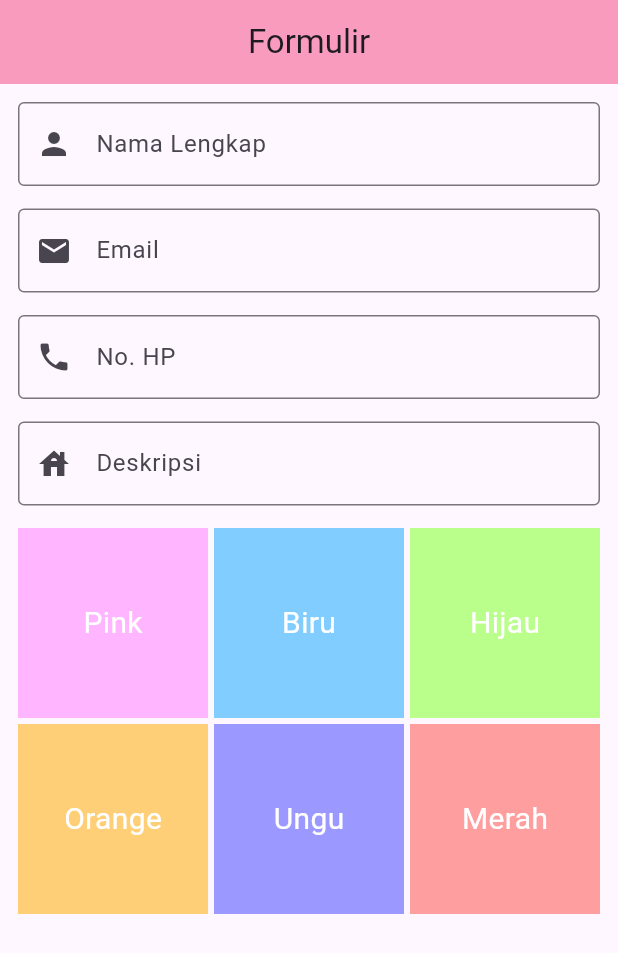
After one commit to nhishaaulia/tugas_PPKD3, a Flutter app: the screen it shows after launch, on a phone screen of 412 x 824 dp. The commit adds this screen. Shown: the top 953 px of the screen. Run offline on Flutter 3.47's test engine with Material 3 defaults, Android fonts, the phone set to English and light mode, and no system bars.

Commit message:
tugas3_flutter

```diff
--- /dev/null
+++ b/lib/Tugas Flutter/tugas_3.dart
@@ -0,0 +1,158 @@
+import 'package:flutter/material.dart';
+
+class Tugas3 extends StatelessWidget {
+  const Tugas3 ({super.key});
+
+  @override
+  Widget build(BuildContext context) {
+    return Scaffold(
+      appBar: AppBar(title: Text("Formulir"),
+      backgroundColor: const Color.fromARGB(255, 248, 155, 189),
+      centerTitle: true,),
+
+      body: Padding(
+        padding: const EdgeInsets.all(12.0),
+        child: Column(
+          children: [
+            Row(
+              children: [
+                // Formulir Pengguna
+                ]),
+                TextField(
+                  decoration: InputDecoration(
+                  labelText: "Nama Lengkap",
+                  hintText: "Masukkan Nama Anda",
+                  prefixIcon: Icon(Icons.person),
+                  border: OutlineInputBorder())), SizedBox(
+                  height: 15),
+
+            Row(
+              children: [
+                ]),
+                TextField(
+                  decoration: InputDecoration(
+                  labelText: "Email",
+                  hintText: "Masukkan Email Anda",
+                  prefixIcon: Icon(Icons.email),
+                  border: OutlineInputBorder())), SizedBox(
+                  height: 15),
+            Row(
+              children: [
+                ]),
+                TextField(
+                  decoration: InputDecoration(
+                  labelText: "No. HP",
+                  hintText: "Masukkan No Handphone Anda",
+                  prefixIcon: Icon(Icons.phone),
+                  border: OutlineInputBorder())), SizedBox(
+                  height: 15),
+            Row(
+              children: [
+                ]),
+                TextField(
+                  decoration: InputDecoration(
+                  labelText: "Deskripsi",
+                  hintText: "Masukkan Deskripsi Anda",
+                  prefixIcon: Icon(Icons.house),
+                  border: OutlineInputBorder())), SizedBox(
+                  height: 15),
+
+            GridView.count(
+              shrinkWrap: true,
+              physics: NeverScrollableScrollPhysics(),
+              crossAxisCount: 3,
+              mainAxisSpacing: 4,
+              crossAxisSpacing: 4,
+
+              children: [
+                //Stack 1
+                Stack(
+                  alignment: Alignment.center,
+                  children: [
+                    Container(
+                      height: 250,
+                      width: 250,
+                      decoration: BoxDecoration(color: const Color.fromARGB(255, 255, 181, 255)),
+                    ),
+                    Text("Pink",style: TextStyle( fontSize: 20, color: Colors.white),
+                    ),
+                  ],
+                ),
+
+                 //Stack 2
+                 Stack(
+                  alignment: Alignment.center,
+                  children: [
+                    Container(
+                      height: 250,
+                      width: 250,
+                      decoration: BoxDecoration(color: const Color.fromARGB(255, 130, 205, 255)),
+                    ),
+                    Text("Biru",style: TextStyle( fontSize: 20, color: Colors.white),
+                    ),
+                  ],
+                 ),
+
+                //Stack 3
+                 Stack(
+                  alignment: Alignment.center,
+                  children: [
+                    Container(
+                      height: 250,
+                      width: 250,
+                      decoration: BoxDecoration(color: const Color.fromARGB(255, 186, 255, 140)),
+                    ),
+                    Text("Hijau",style: TextStyle( fontSize: 20, color: Colors.white),
+                    ),
+                  ],
+                 ),
+
+                //Stack 4
+                 Stack(
+                  alignment: Alignment.center,
+                  children: [
+                    Container(
+                      height: 250,
+                      width: 250,
+                      decoration: BoxDecoration(color: const Color.fromARGB(255, 255, 207, 119)),
+                    ),
+                    Text("Orange",style: TextStyle( fontSize: 20, color: Colors.white),
+                    ),
+                  ],
+                 ),
+
+                //Stack 5
+                Stack(
+                  alignment: Alignment.center,
+                  children: [
+                    Container(
+                      height: 250,
+                      width: 250,
+                      decoration: BoxDecoration(color: const Color.fromARGB(255, 155, 153, 255)),
+                    ),
+                    Text("Ungu",style: TextStyle( fontSize: 20, color: Colors.white),
+                    ),
+                  ],
+                 ),
+
+                //Stack 6
+                Stack(
+                  alignment: Alignment.center,
+                  children: [
+                    Container(
+                      height: 250,
+                      width: 250,
+                      decoration: BoxDecoration(color: const Color.fromARGB(255, 255, 158, 158)),
+                    ),
+                    Text("Merah",style: TextStyle( fontSize: 20, color: Colors.white),
+                    ),
+                  ],
+                 ),
+             ],
+            ),
+          ],
+        ),
+      ),
+    );
+  }
+}
```
Also changed, not shown: lib/Tugas Flutter/tugas_2.dart (+11 -8 lines), lib/main.dart (+2 -106 lines).
